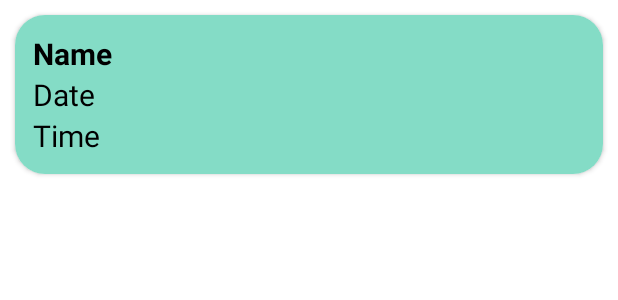
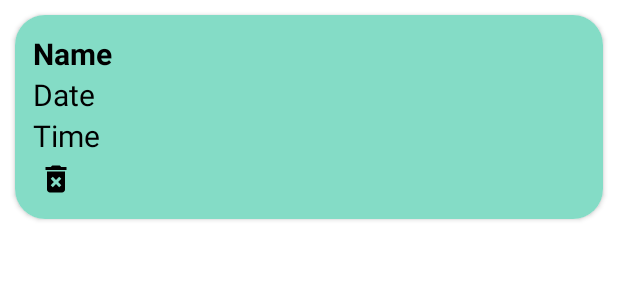
Before and after one commit to Amandsharma0002/Medresto, an Android app: the layout single_reminder_file.xml on its own in the app's theme, with its tools: preview values and no code run, on a phone screen of 412 x 824 dp. Shown: the top 300 px of the screen. Run offline under Robolectric (Android 15) with nearby library versions, the light colour scheme and no system bars.

Commit message:
Deleting of Medicine Reminders have been successfully implemented

```diff
--- a/app/build.gradle
+++ b/app/build.gradle
@@ -45,4 +45,5 @@ dependencies {
     implementation 'com.google.android.gms:play-services-auth:19.0.0'
     implementation 'com.github.bumptech.glide:glide:4.12.0'
     implementation 'org.greenrobot:eventbus:3.2.0'
+    implementation 'com.google.code.gson:gson:2.8.9'
 }
--- a/app/src/main/java/com/gla/medresto/ReminderActivity.java
+++ b/app/src/main/java/com/gla/medresto/ReminderActivity.java
@@ -71,8 +71,6 @@ public class ReminderActivity extends AppCompatActivity {
                         processinsert(title, date, time);
                     }
                 }
-
-
             }
         });
     }
@@ -142,7 +140,7 @@ public class ReminderActivity extends AppCompatActivity {
 
 
     private void setAlarm(String text, String date, String time) {
-        AlarmManager am = (AlarmManager) getSystemService(Context.ALARM_SERVICE);                   //assigining alaram manager object to set alaram
+        AlarmManager am = (AlarmManager) getSystemService(Context.ALARM_SERVICE);                   //assigning alarm manager object to set alarm
 
         Intent intent = new Intent(getApplicationContext(), AlarmBroadcast.class);
         intent.putExtra("event", text);                                                       //sending data to alarm class to create channel and notification
@@ -155,8 +153,6 @@ public class ReminderActivity extends AppCompatActivity {
         try {
             Date date1 = formatter.parse(dateandtime);
             am.set(AlarmManager.RTC_WAKEUP, date1.getTime(), pendingIntent);
-            Toast.makeText(getApplicationContext(), "Alarm", Toast.LENGTH_SHORT).show();
-
         } catch (ParseException e) {
             e.printStackTrace();
         }
--- /dev/null
+++ b/app/src/main/res/drawable/ic_delete_forever.xml
@@ -0,0 +1,10 @@
+<vector xmlns:android="http://schemas.android.com/apk/res/android"
+    android:width="24dp"
+    android:height="24dp"
+    android:viewportWidth="24"
+    android:viewportHeight="24"
+    android:tint="@color/black">
+  <path
+      android:fillColor="@color/white"
+      android:pathData="M6,19c0,1.1 0.9,2 2,2h8c1.1,0 2,-0.9 2,-2L18,7L6,7v12zM8.46,11.88l1.41,-1.41L12,12.59l2.12,-2.12 1.41,1.41L13.41,14l2.12,2.12 -1.41,1.41L12,15.41l-2.12,2.12 -1.41,-1.41L10.59,14l-2.13,-2.12zM15.5,4l-1,-1h-5l-1,1L5,4v2h14L19,4z"/>
+</vector>
--- a/app/src/main/res/layout/single_reminder_file.xml
+++ b/app/src/main/res/layout/single_reminder_file.xml
@@ -40,6 +40,14 @@
             android:textSize="20dp"
             android:textColor="@color/black"/>
 
+        <ImageButton
+            android:id="@+id/deleteTask"
+            android:layout_width="30dp"
+            android:layout_height="30dp"
+            android:background="@android:color/transparent"
+            android:src="@drawable/ic_delete_forever"
+            />
+
     </LinearLayout>
 
 
```
Also changed, not shown: app/src/main/java/com/gla/medresto/DatabaseManager.java (+22 -8 lines), app/src/main/java/com/gla/medresto/HomeActivity.java (+18 -10 lines), app/src/main/java/com/gla/medresto/Model.java (+10 -1 lines), app/src/main/java/com/gla/medresto/MyAdapter.java (+60 -2 lines), app/src/main/java/com/gla/medresto/MyDiffUtilCallbacks.java (added, +66 -0 lines).
